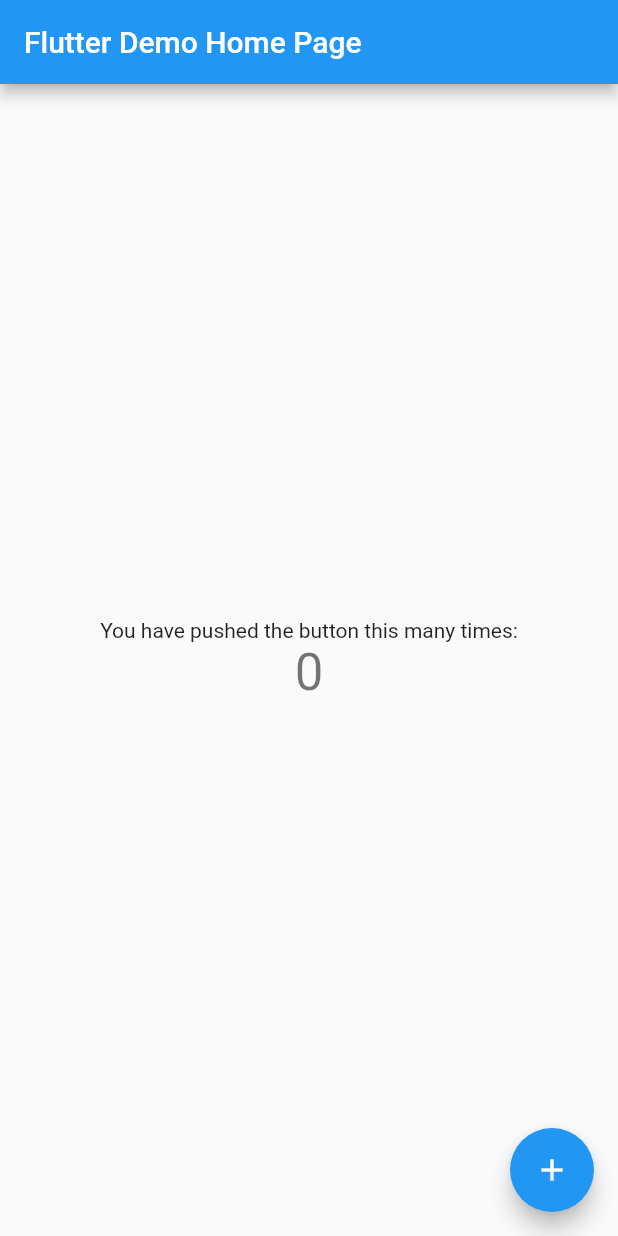
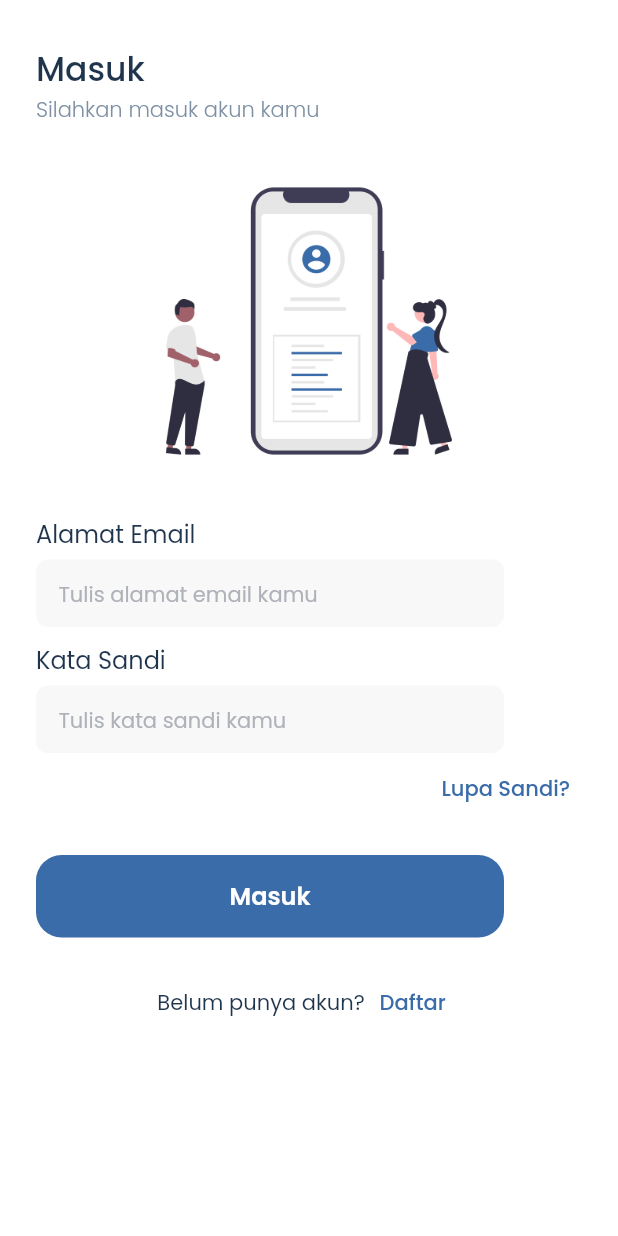
Before and after one commit to nadiamrnt/peka, a Flutter app: the screen it shows after launch, on a phone screen of 412 x 824 dp. Run offline on Flutter 3.47's test engine with Material 2 defaults, Android fonts, the phone set to English and light mode, and no system bars; our stand-ins replace google_fonts.

Commit message:
membuat halaman login

```diff
--- a/lib/main.dart
+++ b/lib/main.dart
@@ -1,4 +1,6 @@
 import 'package:flutter/material.dart';
+
+import 'ui/authentication_page/login_page.dart';
 
 void main() {
   runApp(const MyApp());
@@ -7,109 +9,15 @@ void main() {
 class MyApp extends StatelessWidget {
   const MyApp({Key? key}) : super(key: key);
 
-  // This widget is the root of your application.
   @override
   Widget build(BuildContext context) {
     return MaterialApp(
-      title: 'Flutter Demooo',
+      title: 'Peka',
+      debugShowCheckedModeBanner: false,
       theme: ThemeData(
-        // This is the theme of your application.
-        //
-        // Try running your application with "flutter run". You'll see the
-        // application has a blue toolbar. Then, without quitting the app, try
-        // changing the primarySwatch below to Colors.green and then invoke
-        // "hot reload" (press "r" in the console where you ran "flutter run",
-        // or simply save your changes to "hot reload" in a Flutter IDE).
-        // Notice that the counter didn't reset back to zero; the application
-        // is not restarted.
         primarySwatch: Colors.blue,
       ),
-      home: const MyHomePage(title: 'Flutter Demo Home Page'),
+      home: const LoginPage(),
     );
   }
 }
-
-class MyHomePage extends StatefulWidget {
-  const MyHomePage({Key? key, required this.title}) : super(key: key);
-
-  // This widget is the home page of your application. It is stateful, meaning
-  // that it has a State object (defined below) that contains fields that affect
-  // how it looks.
-
-  // This class is the configuration for the state. It holds the values (in this
-  // case the title) provided by the parent (in this case the App widget) and
-  // used by the build method of the State. Fields in a Widget subclass are
-  // always marked "final".
-
-  final String title;
-
-  @override
-  State<MyHomePage> createState() => _MyHomePageState();
-}
-
-class _MyHomePageState extends State<MyHomePage> {
-  int _counter = 0;
-
-  void _incrementCounter() {
-    setState(() {
-      // This call to setState tells the Flutter framework that something has
-      // changed in this State, which causes it to rerun the build method below
-      // so that the display can reflect the updated values. If we changed
-      // _counter without calling setState(), then the build method would not be
-      // called again, and so nothing would appear to happen.
-      _counter++;
-    });
-  }
-
-  @override
-  Widget build(BuildContext context) {
-    // This method is rerun every time setState is called, for instance as done
-    // by the _incrementCounter method above.
-    //
-    // The Flutter framework has been optimized to make rerunning build methods
-    // fast, so that you can just rebuild anything that needs updating rather
-    // than having to individually change instances of widgets.
-    return Scaffold(
-      appBar: AppBar(
-        // Here we take the value from the MyHomePage object that was created by
-        // the App.build method, and use it to set our appbar title.
-        title: Text(widget.title),
-      ),
-      body: Center(
-        // Center is a layout widget. It takes a single child and positions it
-        // in the middle of the parent.
-        child: Column(
-          // Column is also a layout widget. It takes a list of children and
-          // arranges them vertically. By default, it sizes itself to fit its
-          // children horizontally, and tries to be as tall as its parent.
-          //
-          // Invoke "debug painting" (press "p" in the console, choose the
-          // "Toggle Debug Paint" action from the Flutter Inspector in Android
-          // Studio, or the "Toggle Debug Paint" command in Visual Studio Code)
-          // to see the wireframe for each widget.
-          //
-          // Column has various properties to control how it sizes itself and
-          // how it positions its children. Here we use mainAxisAlignment to
-          // center the children vertically; the main axis here is the vertical
-          // axis because Columns are vertical (the cross axis would be
-          // horizontal).
-          mainAxisAlignment: MainAxisAlignment.center,
-          children: <Widget>[
-            const Text(
-              'You have pushed the button this many times:',
-            ),
-            Text(
-              '$_counter',
-              style: Theme.of(context).textTheme.headline4,
-            ),
-          ],
-        ),
-      ),
-      floatingActionButton: FloatingActionButton(
-        onPressed: _incrementCounter,
-        tooltip: 'Increment',
-        child: const Icon(Icons.add),
-      ), // This trailing comma makes auto-formatting nicer for build methods.
-    );
-  }
-}
--- /dev/null
+++ b/lib/ui/authentication_page/login_page.dart
@@ -0,0 +1,157 @@
+import 'package:flutter/material.dart';
+import 'package:peka/common/styles.dart';
+import 'package:peka/widgets/button.dart';
+
+class LoginPage extends StatelessWidget {
+  const LoginPage({Key? key}) : super(key: key);
+
+  @override
+  Widget build(BuildContext context) {
+    return SafeArea(
+      child: Scaffold(
+        backgroundColor: kWhiteColor,
+        body: SingleChildScrollView(
+          child: Padding(
+            padding:
+                const EdgeInsets.symmetric(vertical: 30.0, horizontal: 24.0),
+            child: Column(
+              crossAxisAlignment: CrossAxisAlignment.start,
+              children: [
+                //TEXT MASUK
+                Text(
+                  "Masuk",
+                  style:
+                      blackTextStyle.copyWith(fontSize: 22, fontWeight: medium),
+                ),
+                //TEXT SILAHKAN MASUK AKUN KAMU
+                Text(
+                  "Silahkan masuk akun kamu",
+                  style:
+                      greyTextStyle.copyWith(fontSize: 14, fontWeight: light),
+                ),
+                const SizedBox(
+                  height: 20.0,
+                ),
+                //ILUSTRASI PADA HALAMAN LOGIN
+                Center(
+                  child: SizedBox(
+                    width: 220,
+                    height: 220,
+                    child: Image.asset(
+                      'assets/images/ill_signin.png',
+                      width: MediaQuery.of(context).size.width,
+                      fit: BoxFit.cover,
+                    ),
+                  ),
+                ),
+                const SizedBox(
+                  height: 20.0,
+                ),
+                //TEXT ALAMAT EMAIL
+                Text(
+                  "Alamat Email",
+                  style: blackTextStyle.copyWith(
+                      fontSize: 16, fontWeight: regular),
+                ),
+                const SizedBox(
+                  height: 5.0,
+                ),
+                //TEXTFIELD ALAMAT EMAIL
+                Container(
+                  width: 312.0,
+                  height: 45.0,
+                  padding: const EdgeInsets.symmetric(horizontal: 15.0),
+                  decoration: BoxDecoration(
+                      color: kGreyBgColor,
+                      borderRadius:
+                          BorderRadius.circular(defaultRadiusTextField)),
+                  child: TextField(
+                      decoration: InputDecoration(
+                          hintText: "Tulis alamat email kamu",
+                          hintStyle: greyHintTextStyle,
+                          border: InputBorder.none),
+                      style: blackTextStyle.copyWith(
+                          fontWeight: regular, fontSize: 14.0)),
+                ),
+                const SizedBox(
+                  height: 10.0,
+                ),
+                //TEXT KATA SANDI
+                Text(
+                  "Kata Sandi",
+                  style: blackTextStyle.copyWith(
+                      fontSize: 16, fontWeight: regular),
+                ),
+                const SizedBox(
+                  height: 5.0,
+                ),
+                //TEXTFIELD KATA SANDI
+                Container(
+                  width: 312.0,
+                  height: 45.0,
+                  padding: const EdgeInsets.symmetric(horizontal: 15.0),
+                  decoration: BoxDecoration(
+                      color: kGreyBgColor,
+                      borderRadius:
+                          BorderRadius.circular(defaultRadiusTextField)),
+                  child: TextField(
+                      obscureText: true,
+                      decoration: InputDecoration(
+                          hintText: "Tulis kata sandi kamu",
+                          hintStyle: greyHintTextStyle,
+                          border: InputBorder.none),
+                      style: blackTextStyle.copyWith(
+                          fontWeight: regular, fontSize: 14.0)),
+                ),
+                // TEXT LUPA KATA SANDI
+                Align(
+                  alignment: Alignment.centerRight,
+                  child: TextButton(
+                    onPressed: () {},
+                    child: Text(
+                      "Lupa Sandi?",
+                      style: purpleTextStyle,
+                    ),
+                  ),
+                ),
+                const SizedBox(
+                  height: 20.0,
+                ),
+                //BUTTON MASUK
+                const Button(
+                  textButton: "Masuk",
+                ),
+                const SizedBox(
+                  height: 20.0,
+                ),
+                //TEXT BELUM PUNYA AKUN? DAFTAR
+                Row(
+                  mainAxisAlignment: MainAxisAlignment.center,
+                  children: [
+                    Text(
+                      "Belum punya akun?",
+                      style: blackTextStyle.copyWith(
+                        fontSize: 14,
+                        fontWeight: regular,
+                      ),
+                    ),
+                    TextButton(
+                      onPressed: () {},
+                      child: Text(
+                        "Daftar",
+                        style: purpleTextStyle.copyWith(
+                          fontSize: 14,
+                          fontWeight: medium,
+                        ),
+                      ),
+                    ),
+                  ],
+                )
+              ],
+            ),
+          ),
+        ),
+      ),
+    );
+  }
+}
```
Also changed, not shown: assets/images/ill_signin.png, pubspec.lock.
